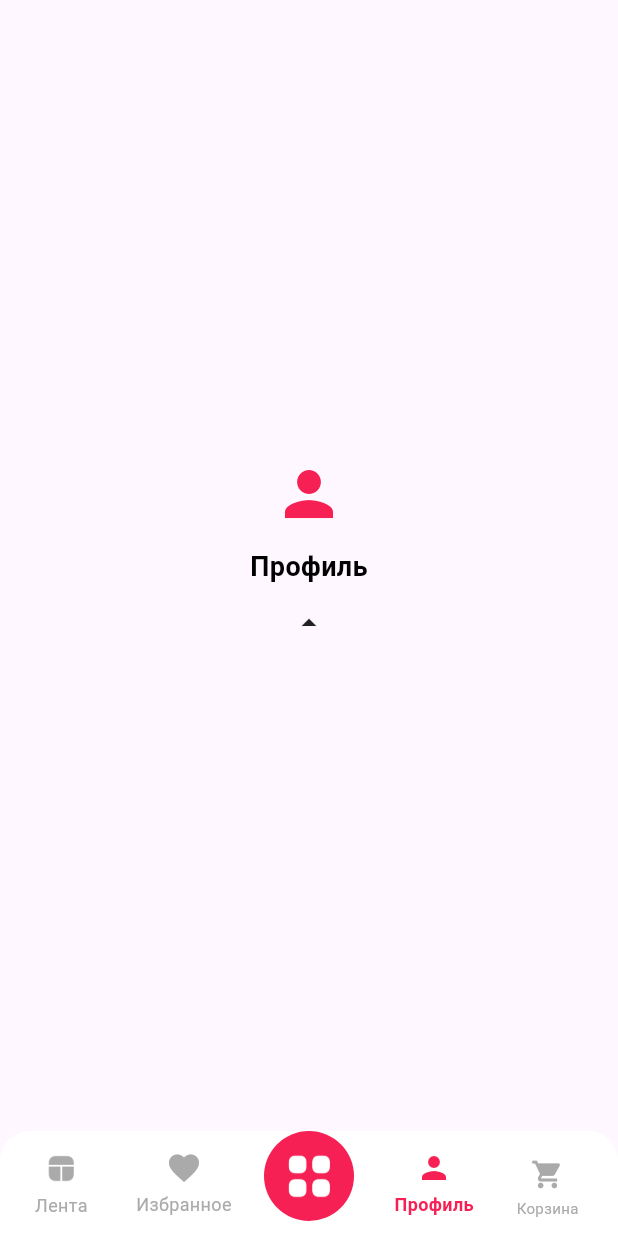
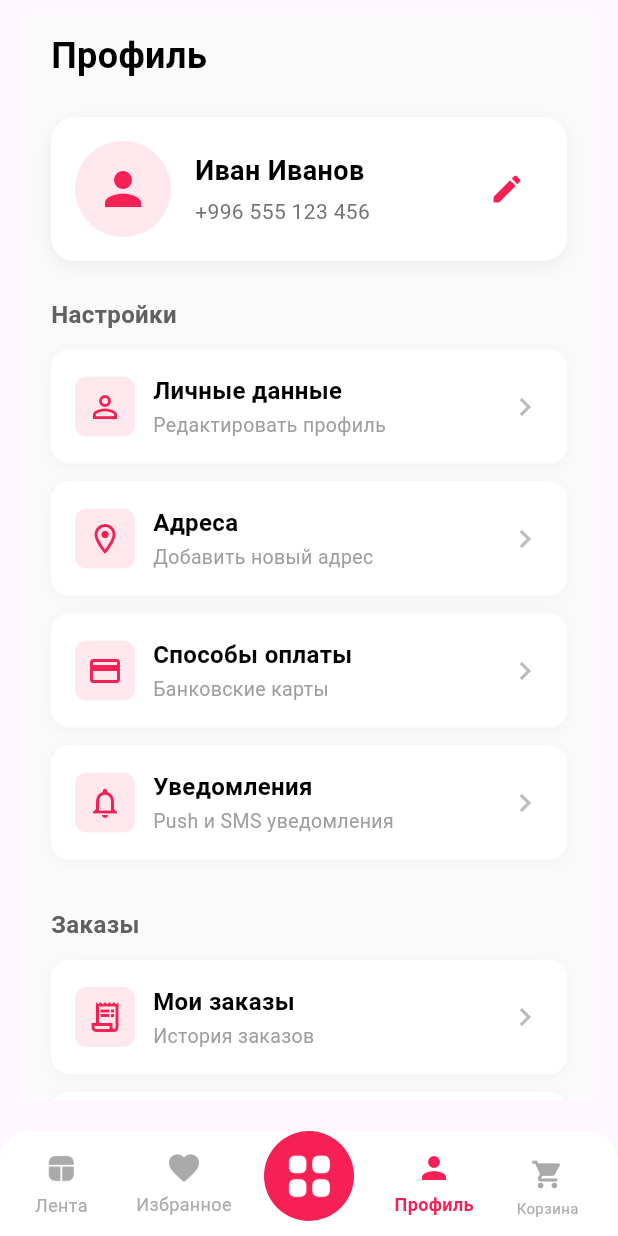
Before and after one commit to Nurtilekb/malina_ui, a Flutter app: the screen it shows after launch, item 4 of the bottom bar chosen, on a phone screen of 412 x 824 dp. Run offline on Flutter 3.47's test engine with Material 3 defaults, Android fonts, the phone set to English and light mode, and no system bars; missing offline and left inert: ai_barcode_scanner.

Commit message:
Implement favorites and profile screens with navigation integration
- Add FavoritesScreen widget displaying favorite items with BigContainer components and proper styling
- Create ProfileScreen with user card, settings sections, order history, and logout functionality
- Update HomeScreen to use actual screen widgets instead of placeholder content with IndexedStack navigation
- Modify gitignore to use standard template with proper flutter/dart exclusions

```diff
--- /dev/null
+++ b/lib/screens/favorites_screen.dart
@@ -0,0 +1,101 @@
+import 'package:flutter/material.dart';
+import 'package:malina_ui/widgets/big_container.dart';
+
+class FavoritesScreen extends StatelessWidget {
+  const FavoritesScreen({super.key});
+
+  @override
+  Widget build(BuildContext context) {
+    return Container(
+      color: const Color(0xFFFAFAFB),
+      child: ListView(
+        padding: const EdgeInsets.symmetric(horizontal: 16, vertical: 10),
+        children: [
+          const Text(
+            'Избранное',
+            style: TextStyle(
+              fontSize: 24,
+              fontWeight: FontWeight.w700,
+              color: Colors.black,
+            ),
+          ),
+          const SizedBox(height: 20),
+
+          // Товары в избранном
+          BigContainer(
+            restaurantName: 'Bellagio Coffee',
+            dishName: 'Том ям',
+            dishDescription: 'Пицца с соусом том ям 230 гр',
+            price: '450 сом',
+            imagePath: 'assets/images/pizza.png',
+            buttonText: 'В корзину',
+            quantity: 1,
+            isFavorite: true,
+          ),
+          const SizedBox(height: 12),
+
+          BigContainer(
+            isNotSingle: true,
+            restaurantName: 'Hair',
+            dishName: 'Hadat Cosmetics',
+            dishDescription:
+                'Шампунь интенсивно восстанавливающий Hydro Intensive Repair Shampoo 250 мл',
+            price: '1900 с',
+            imagePath: 'assets/images/shampoo.png',
+            buttonText: 'В корзину',
+            quantity: 1,
+            isFavorite: true,
+          ),
+          const SizedBox(height: 12),
+
+          BigContainer(
+            isNotSingle: false,
+            restaurantName: 'Preen Beauty',
+            dishName: "L'Oreal Paris Elseve",
+            dishDescription: ' Шампунь для ослабленных волос',
+            price: '600 с',
+            imagePath: 'assets/images/elsave.png',
+            buttonText: 'В корзину',
+            quantity: 1,
+            isFavorite: true,
+          ),
+
+          const SizedBox(height: 30),
+
+          // Пустое состояние (если нет избранных товаров)
+          if (false) ...[
+            Center(
+              child: Column(
+                mainAxisAlignment: MainAxisAlignment.center,
+                children: [
+                  Icon(
+                    Icons.favorite_border,
+                    size: 80,
+                    color: Colors.grey.shade300,
+                  ),
+                  const SizedBox(height: 16),
+                  Text(
+                    'У вас пока нет избранных товаров',
+                    style: TextStyle(
+                      fontSize: 16,
+                      color: Colors.grey.shade600,
+                    ),
+                  ),
+                  const SizedBox(height: 8),
+                  Text(
+                    'Добавляйте товары в избранное, чтобы быстро их находить',
+                    textAlign: TextAlign.center,
+                    style: TextStyle(
+                      fontSize: 14,
+                      color: Colors.grey.shade500,
+                    ),
+                  ),
+                ],
+              ),
+            ),
+          ],
+        ],
+      ),
+    );
+  }
+}
--- a/lib/screens/home_screen.dart
+++ b/lib/screens/home_screen.dart
@@ -1,5 +1,7 @@
 import 'package:flutter/material.dart';
 import 'package:malina_ui/screens/ribbon_screen.dart';
+import 'package:malina_ui/screens/favorites_screen.dart';
+import 'package:malina_ui/screens/profile_screen.dart';
 import 'package:malina_ui/widgets/navbar.dart';
 
 class HomeScreen extends StatefulWidget {
@@ -16,11 +18,8 @@ class _HomeScreenState extends State<HomeScreen> {
   Widget build(BuildContext context) {
     final pages = <Widget>[
       const RibbonScreen(),
-      const PlaceholderContentScreen(
-        title: 'Содержимое избранного',
-        icon: Icons.favorite,
-      ),
-      const PlaceholderContentScreen(title: 'Профиль', icon: Icons.person),
+      const FavoritesScreen(),
+      const ProfileScreen(),
     ];
 
     return Scaffold(
@@ -46,50 +45,3 @@ class _HomeScreenState extends State<HomeScreen> {
     );
   }
 }
-
-class PlaceholderContentScreen extends StatelessWidget {
-  const PlaceholderContentScreen({
-    required this.title,
-    required this.icon,
-    super.key,
-  });
-
-  final String title;
-  final IconData icon;
-
-  @override
-  Widget build(BuildContext context) {
-    return Center(
-      child: Column(
-        mainAxisSize: MainAxisSize.min,
-        children: [
-          Icon(icon, size: 48, color: const Color(0xFFF72055)),
-          const SizedBox(height: 12),
-          Text(
-            title,
-            style: const TextStyle(
-              fontSize: 18,
-              fontWeight: FontWeight.w600,
-              color: Colors.black,
-            ),
-          ),
-          PopupMenuButton<String>(
-            position: PopupMenuPosition.over,
-            icon: const Icon(Icons.arrow_drop_up),
-            onSelected: (String value) {},
-            itemBuilder: (BuildContext context) => <PopupMenuEntry<String>>[
-              const PopupMenuItem<String>(
-                value: 'Option 1',
-                child: Text('Option 1'),
-              ),
-              const PopupMenuItem<String>(
-                value: 'Option 2',
-                child: Text('Option 2'),
-              ),
-            ],
-          ),
-        ],
-      ),
-    );
-  }
-}
--- /dev/null
+++ b/lib/screens/profile_screen.dart
@@ -0,0 +1,249 @@
+import 'package:flutter/material.dart';
+
+class ProfileScreen extends StatelessWidget {
+  const ProfileScreen({super.key});
+
+  @override
+  Widget build(BuildContext context) {
+    return Container(
+      color: const Color(0xFFFAFAFB),
+      child: ListView(
+        padding: const EdgeInsets.symmetric(horizontal: 16, vertical: 10),
+        children: [
+          // Заголовок
+          const Text(
+            'Профиль',
+            style: TextStyle(
+              fontSize: 24,
+              fontWeight: FontWeight.w700,
+              color: Colors.black,
+            ),
+          ),
+          const SizedBox(height: 24),
+
+          // Карточка пользователя
+          _buildUserCard(),
+          const SizedBox(height: 24),
+
+          // Разделы профиля
+          _buildSectionTitle('Настройки'),
+          _buildMenuItem(
+            icon: Icons.person_outline,
+            title: 'Личные данные',
+            subtitle: 'Редактировать профиль',
+          ),
+          _buildMenuItem(
+            icon: Icons.location_on_outlined,
+            title: 'Адреса',
+            subtitle: 'Добавить новый адрес',
+          ),
+          _buildMenuItem(
+            icon: Icons.payment_outlined,
+            title: 'Способы оплаты',
+            subtitle: 'Банковские карты',
+          ),
+          _buildMenuItem(
+            icon: Icons.notifications_outlined,
+            title: 'Уведомления',
+            subtitle: 'Push и SMS уведомления',
+          ),
+
+          const SizedBox(height: 20),
+          _buildSectionTitle('Заказы'),
+          _buildMenuItem(
+            icon: Icons.receipt_long_outlined,
+            title: 'Мои заказы',
+            subtitle: 'История заказов',
+          ),
+          _buildMenuItem(
+            icon: Icons.favorite_border,
+            title: 'Избранное',
+            subtitle: 'Сохранённые товары',
+          ),
+
+          const SizedBox(height: 20),
+          _buildSectionTitle('Поддержка'),
+          _buildMenuItem(
+            icon: Icons.help_outline,
+            title: 'Помощь',
+            subtitle: 'Частые вопросы',
+          ),
+          _buildMenuItem(
+            icon: Icons.chat_bubble_outline,
+            title: 'Обратная связь',
+            subtitle: 'Напишите нам',
+          ),
+          _buildMenuItem(
+            icon: Icons.info_outline,
+            title: 'О приложении',
+            subtitle: 'Версия 1.0.0',
+          ),
+
+          const SizedBox(height: 30),
+
+          // Кнопка выхода
+          SizedBox(
+            width: double.infinity,
+            child: OutlinedButton.icon(
+              onPressed: () {
+                // Логика выхода
+              },
+              icon: const Icon(Icons.logout, color: Color(0xFFF72055)),
+              label: const Text(
+                'Выйти',
+                style: TextStyle(
+                  color: Color(0xFFF72055),
+                  fontSize: 16,
+                  fontWeight: FontWeight.w600,
+                ),
+              ),
+              style: OutlinedButton.styleFrom(
+                side: const BorderSide(color: Color(0xFFF72055)),
+                padding: const EdgeInsets.symmetric(vertical: 14),
+                shape: RoundedRectangleBorder(
+                  borderRadius: BorderRadius.circular(12),
+                ),
+              ),
+            ),
+          ),
+          const SizedBox(height: 20),
+        ],
+      ),
+    );
+  }
+
+  Widget _buildUserCard() {
+    return Container(
+      padding: const EdgeInsets.all(16),
+      decoration: BoxDecoration(
+        color: Colors.white,
+        borderRadius: BorderRadius.circular(16),
+        boxShadow: [
+          BoxShadow(
+            color: Colors.black.withOpacity(0.05),
+            blurRadius: 10,
+            offset: const Offset(0, 4),
+          ),
+        ],
+      ),
+      child: Row(
+        children: [
+          CircleAvatar(
+            radius: 32,
+            backgroundColor: const Color(0xFFF72055).withOpacity(0.1),
+            child: const Icon(
+              Icons.person,
+              size: 36,
+              color: Color(0xFFF72055),
+            ),
+          ),
+          const SizedBox(width: 16),
+          Expanded(
+            child: Column(
+              crossAxisAlignment: CrossAxisAlignment.start,
+              children: [
+                const Text(
+                  'Иван Иванов',
+                  style: TextStyle(
+                    fontSize: 18,
+                    fontWeight: FontWeight.w700,
+                    color: Colors.black,
+                  ),
+                ),
+                const SizedBox(height: 4),
+                Text(
+                  '+996 555 123 456',
+                  style: TextStyle(
+                    fontSize: 14,
+                    color: Colors.grey.shade600,
+                  ),
+                ),
+              ],
+            ),
+          ),
+          IconButton(
+            icon: const Icon(Icons.edit, color: Color(0xFFF72055)),
+            onPressed: () {},
+          ),
+        ],
+      ),
+    );
+  }
+
+  Widget _buildSectionTitle(String title) {
+    return Padding(
+      padding: const EdgeInsets.only(bottom: 12),
+      child: Text(
+        title,
+        style: TextStyle(
+          fontSize: 16,
+          fontWeight: FontWeight.w600,
+          color: Colors.grey.shade700,
+        ),
+      ),
+    );
+  }
+
+  Widget _buildMenuItem({
+    required IconData icon,
+    required String title,
+    required String subtitle,
+  }) {
+    return Container(
+      margin: const EdgeInsets.only(bottom: 12),
+      padding: const EdgeInsets.all(16),
+      decoration: BoxDecoration(
+        color: Colors.white,
+        borderRadius: BorderRadius.circular(12),
+        boxShadow: [
+          BoxShadow(
+            color: Colors.black.withOpacity(0.03),
+            blurRadius: 8,
+            offset: const Offset(0, 2),
+          ),
+        ],
+      ),
+      child: Row(
+        children: [
+          Container(
+            padding: const EdgeInsets.all(8),
+            decoration: BoxDecoration(
+              color: const Color(0xFFF72055).withOpacity(0.1),
+              borderRadius: BorderRadius.circular(8),
+            ),
+            child: Icon(icon, size: 24, color: const Color(0xFFF72055)),
+          ),
+          const SizedBox(width: 12),
+          Expanded(
+            child: Column(
+              crossAxisAlignment: CrossAxisAlignment.start,
+              children: [
+                Text(
+                  title,
+                  style: const TextStyle(
+                    fontSize: 16,
+                    fontWeight: FontWeight.w600,
+                    color: Colors.black,
+                  ),
+                ),
+                const SizedBox(height: 2),
+                Text(
+                  subtitle,
+                  style: TextStyle(
+                    fontSize: 13,
+                    color: Colors.grey.shade500,
+                  ),
+                ),
+              ],
+            ),
+          ),
+          Icon(
+            Icons.chevron_right,
+            color: Colors.grey.shade400,
+            size: 24,
+          ),
+        ],
+      ),
+    );
+  }
+}
```
Also changed, not shown: 1 other file.
